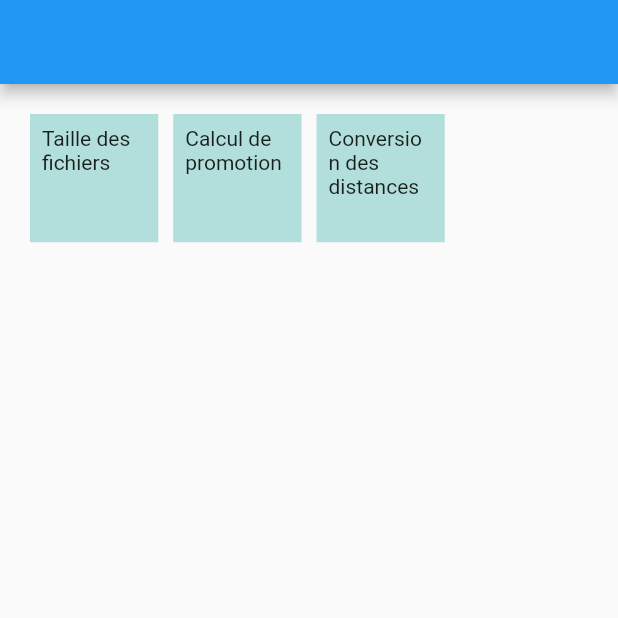
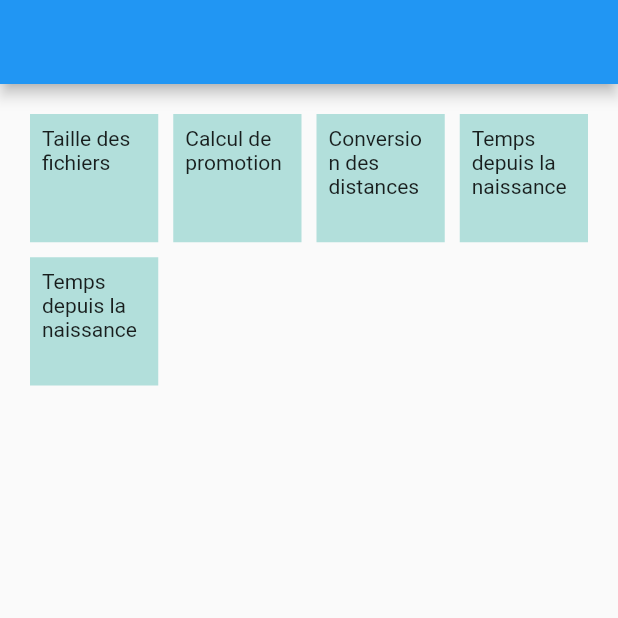
Before and after one commit to apelerin/toolbox_rainbow_warriors, a Flutter app: the screen it shows after launch, on a phone screen of 412 x 824 dp, the top half of it. Run offline on Flutter 3.47's test engine with Material 2 defaults, Android fonts, the phone set to English and light mode, and no system bars; our stand-ins replace flutter_datetime_picker.

Commit message:
task dates birthday terminate

```diff
--- a/lib/home_page.dart
+++ b/lib/home_page.dart
@@ -47,6 +47,26 @@ class _HomePageState extends State<HomePage> {
                 color: Colors.teal[100],
               ),
             ),
+            InkWell(
+              onTap: () {
+                Navigator.of(context).pushNamed('temps_depuis_naissance');
+              },
+              child: Container(
+                padding: const EdgeInsets.all(8),
+                child: const Text("Temps depuis la naissance"),
+                color: Colors.teal[100],
+              ),
+            ),
+            InkWell(
+              onTap: () {
+                Navigator.of(context).pushNamed('temps_depuis_deux_dates');
+              },
+              child: Container(
+                padding: const EdgeInsets.all(8),
+                child: const Text("Temps depuis la naissance"),
+                color: Colors.teal[100],
+              ),
+            ),
             // Add InkWell for each future utilitary tool + route key/value dictionnary
           ],
         ));
--- a/lib/main.dart
+++ b/lib/main.dart
@@ -4,6 +4,8 @@ import 'package:toolbox/home_page.dart';
 import 'package:toolbox/promotion_page.dart';
 import 'package:toolbox/test_page.dart';
 import 'get_file_size.dart';
+import 'temps_depuis_naissance.dart';
+import 'temps_depuis_deux_dates.dart';
 
 void main() {
   runApp(MyApp());
@@ -21,6 +23,8 @@ class _MyAppState extends State<MyApp> {
       routes: {
         TestPage.tag: (context) => TestPage(),
         GetFileSize.tag: (context) => GetFileSize(),
+        TempsDepuisNaissance.tag: (context) => TempsDepuisNaissance(),
+        TempsDepuisDeuxDates.tag: (context) => TempsDepuisDeuxDates(),
         PromotionPage.tag: (context) => PromotionPage(),
         DistanceConversionPage.tag: (context) => DistanceConversionPage(),
         //fill with routes for each utility
--- a/pubspec.yaml
+++ b/pubspec.yaml
@@ -34,6 +34,7 @@ dependencies:
   # The following adds the Cupertino Icons font to your application.
   # Use with the CupertinoIcons class for iOS style icons.
   cupertino_icons: ^1.0.2
+  flutter_datetime_picker: ^1.5.1
 
 dev_dependencies:
   flutter_test:
```
Also changed, not shown: lib/temps_depuis_deux_dates.dart (added, +65 -0 lines), lib/temps_depuis_naissance.dart (added, +65 -0 lines), pubspec.lock.
